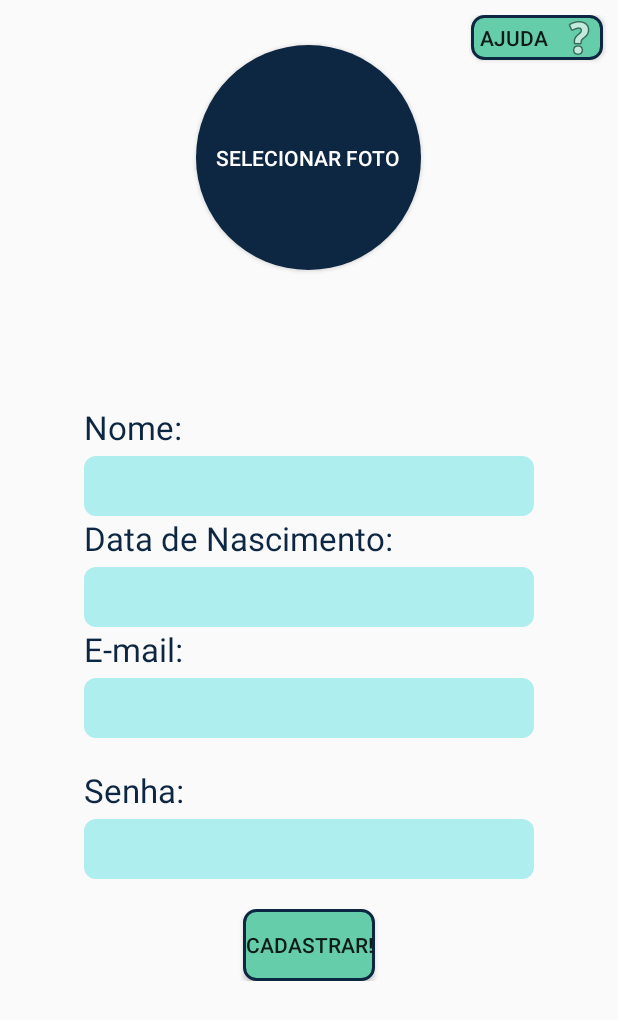
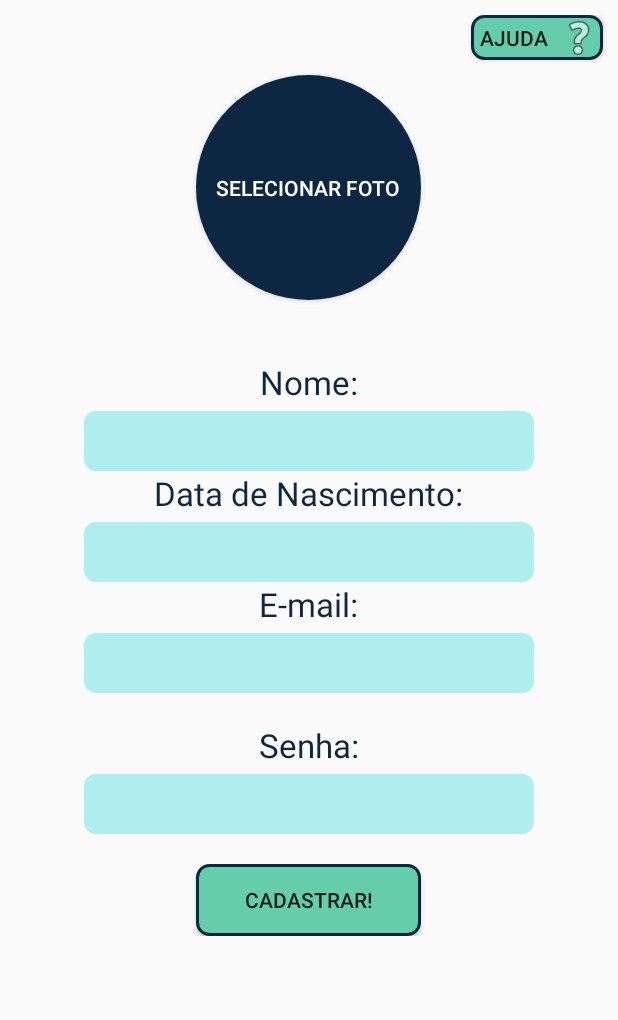
Before and after one commit to amandabriena/minhaRotina, an Android app: the CadastrarUsuario screen opened directly, with no data from a screen before it, on a phone screen of 412 x 824 dp. Shown: the top 1020 px of the screen. Run offline under Robolectric (Android 15) with nearby library versions, the phone set to English and light mode, and no system bars; our stand-ins replace CircleImageView, Firebase (no records; nobody signed in at launch, a user with empty details on screens opened directly).

Commit message:
ajuste de layouts

```diff
--- a/app/src/main/res/layout/activity_cadastrar_usuario.xml
+++ b/app/src/main/res/layout/activity_cadastrar_usuario.xml
@@ -5,15 +5,13 @@
     android:layout_width="match_parent"
     android:layout_height="match_parent"
     tools:context=".controller.CadastrarUsuario">
-    <FrameLayout
-        android:layout_width="match_parent"
-        android:layout_height="match_parent"
-        tools:layout_editor_absoluteX="1dp"
-        tools:layout_editor_absoluteY="1dp"
-        tools:ignore="MissingConstraints">
         <RelativeLayout
+            android:id="@+id/responsive"
             android:layout_width="match_parent"
             android:layout_height="wrap_content"
+            app:layout_constraintStart_toStartOf="parent"
+            app:layout_constraintTop_toTopOf="parent"
+            app:layout_constraintVertical_weight="2"
             android:layout_marginTop="10dp">
             <Button
                 android:id="@+id/btAjuda"
@@ -29,7 +27,7 @@
                 android:id="@+id/btUploadImgUser"
                 android:layout_width="@dimen/image_icon_size"
                 android:layout_height="@dimen/image_icon_size"
-                android:layout_margin="20dp"
+                android:layout_margin="40dp"
                 android:background="@drawable/button_img_rounded"
                 android:text="@string/imagemUsuario"
                 android:textColor="@android:color/white"
@@ -40,17 +38,19 @@
                 android:layout_width="@dimen/image_icon_size"
                 android:layout_height="@dimen/image_icon_size"
                 android:layout_centerHorizontal="true"
-                android:layout_margin="30dp"
+                android:layout_margin="40dp"
                 android:scaleType="centerCrop"
                 />
         </RelativeLayout>
 
         <LinearLayout
-            android:layout_width="wrap_content"
+            android:id="@+id/form"
+            android:layout_width="match_parent"
             android:layout_height="wrap_content"
-            android:layout_marginTop="50dp"
+            android:gravity="center"
             android:orientation="vertical"
-            android:layout_gravity="center"
+            app:layout_constraintTop_toBottomOf="@+id/responsive"
+            app:layout_constraintVertical_weight="3"
             >
             <TextView
                 android:id="@+id/tnome"
@@ -115,7 +115,7 @@
 
             <Button
                 android:id="@+id/btCadastrar"
-                android:layout_width="wrap_content"
+                android:layout_width="150dp"
                 android:layout_height="wrap_content"
                 android:layout_gravity="center_horizontal"
                 android:background="@drawable/button_round_border"
@@ -125,8 +125,4 @@
 
         </LinearLayout>
 
-
-
-    </FrameLayout>
-
 </androidx.constraintlayout.widget.ConstraintLayout>
```
Also changed, not shown: app/src/main/res/layout/activity_cadastrar_atividade_fora.xml (+4 -4 lines), app/src/main/res/layout/activity_dashboard.xml (+12 -14 lines).
